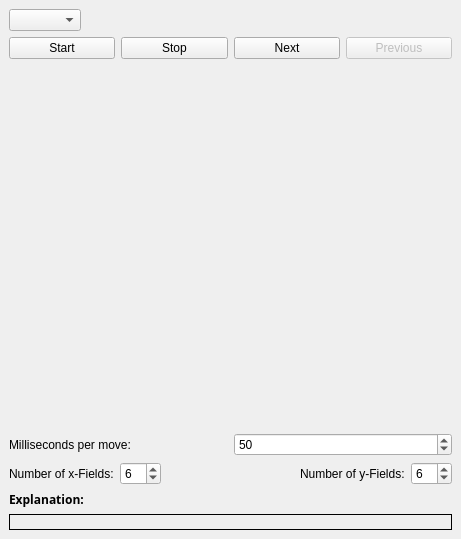
KDE/kalzium, file games/gamecontrols.ui: the form before one commit.
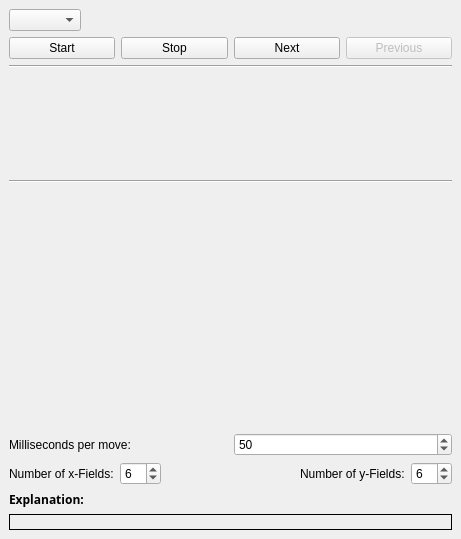
The form after the commit. Custom widgets are drawn as their Qt base class.

Commit message: Make use of QDesigners promote-widget

```diff
--- a/games/gamecontrols.ui
+++ b/games/gamecontrols.ui
@@ -34,7 +34,24 @@
    <property name="spacing" >
     <number>6</number>
    </property>
-   <item row="2" column="0" >
+   <item row="3" column="0" >
+    <widget class="GamefieldWidget" name="gf" >
+     <property name="minimumSize" >
+      <size>
+       <width>100</width>
+       <height>100</height>
+      </size>
+     </property>
+    </widget>
+   </item>
+   <item row="4" column="0" >
+    <widget class="Line" name="line" >
+     <property name="orientation" >
+      <enum>Qt::Horizontal</enum>
+     </property>
+    </widget>
+   </item>
+   <item row="5" column="0" >
     <spacer>
      <property name="orientation" >
       <enum>Qt::Vertical</enum>
@@ -42,12 +59,19 @@
      <property name="sizeHint" >
       <size>
        <width>443</width>
-       <height>291</height>
+       <height>121</height>
       </size>
      </property>
     </spacer>
    </item>
-   <item row="3" column="0" >
+   <item row="2" column="0" >
+    <widget class="Line" name="line_2" >
+     <property name="orientation" >
+      <enum>Qt::Horizontal</enum>
+     </property>
+    </widget>
+   </item>
+   <item row="6" column="0" >
     <layout class="QHBoxLayout" >
      <property name="margin" >
       <number>0</number>
@@ -163,7 +187,7 @@
      </item>
     </layout>
    </item>
-   <item row="4" column="0" >
+   <item row="7" column="0" >
     <layout class="QHBoxLayout" >
      <property name="margin" >
       <number>0</number>
@@ -238,7 +262,7 @@
      </item>
     </layout>
    </item>
-   <item row="5" column="0" >
+   <item row="8" column="0" >
     <layout class="QVBoxLayout" >
      <property name="margin" >
       <number>0</number>
@@ -283,6 +307,15 @@
   </layout>
  </widget>
  <pixmapfunction></pixmapfunction>
+ <customwidgets>
+  <customwidget>
+   <class>GamefieldWidget</class>
+   <extends>QFrame</extends>
+   <header>gamefieldwidget.h</header>
+   <container>0</container>
+   <pixmap></pixmap>
+  </customwidget>
+ </customwidgets>
  <resources/>
  <connections/>
 </ui>
```
The commit also changes 3 other files.
